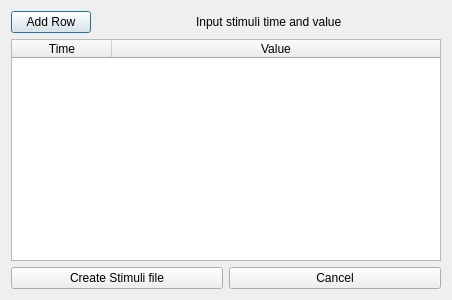
The window that src/ui/create_stimuli.ui (pfechd/jabe) describes before a commit, drawn with Qt 5.
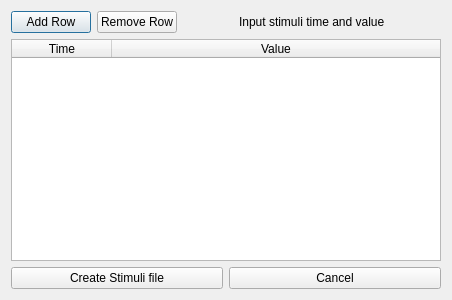
The same window after the commit.

Commit message: Added button to remove row in create_stimuli.ui

```diff
--- a/src/ui/create_stimuli.ui
+++ b/src/ui/create_stimuli.ui
@@ -23,6 +23,13 @@
        </property>
       </widget>
      </item>
+     <item>
+      <widget class="QPushButton" name="remove_row">
+       <property name="text">
+        <string>Remove Row</string>
+       </property>
+      </widget>
+     </item>
      <item>
       <spacer name="horizontalSpacer">
        <property name="orientation">
```
The commit also changes 1 other file.
